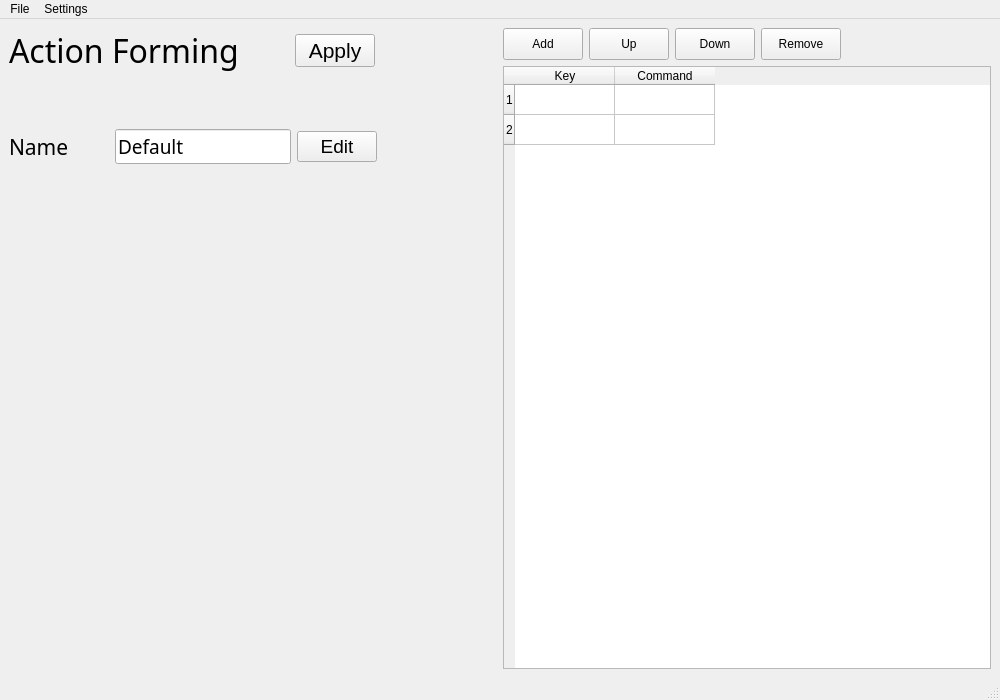
The window that ui/ActionMain.ui (GefoS/Knowledge-Coil) describes before a commit, drawn with Qt 5.
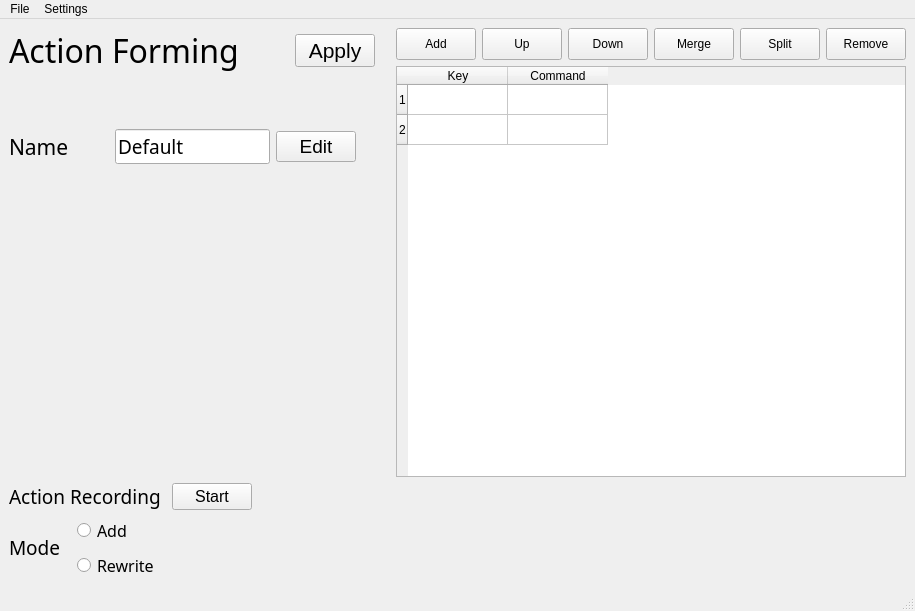
The same window after the commit. Icons and pictures are not drawn.

Commit message: made load settings

What changed in the file:
```diff
--- a/ui/ActionMain.ui
+++ b/ui/ActionMain.ui
@@ -6,14 +6,16 @@
    <rect>
     <x>0</x>
     <y>0</y>
-    <width>1000</width>
-    <height>700</height>
+    <width>909</width>
+    <height>611</height>
    </rect>
   </property>
   <property name="windowTitle">
    <string>MainWindow</string>
   </property>
   <widget class="QWidget" name="centralwidget">
+   <layout class="QVBoxLayout" name="verticalLayout_5">
+    <item>
    <layout class="QHBoxLayout" name="horizontalLayout_4">
     <item>
      <layout class="QVBoxLayout" name="verticalLayout_2">
@@ -196,6 +198,22 @@
       </item>
      </layout>
     </item>
+      <item>
+       <spacer name="horizontalSpacer_10">
+        <property name="orientation">
+         <enum>Qt::Horizontal</enum>
+        </property>
+        <property name="sizeType">
+         <enum>QSizePolicy::Fixed</enum>
+        </property>
+        <property name="sizeHint" stdset="0">
+         <size>
+          <width>15</width>
+          <height>20</height>
+         </size>
+        </property>
+       </spacer>
+      </item>
     <item>
      <layout class="QVBoxLayout" name="verticalLayout">
       <item>
@@ -261,6 +279,44 @@
           </property>
          </widget>
         </item>
+          <item>
+           <widget class="QPushButton" name="btn_merge">
+            <property name="minimumSize">
+             <size>
+              <width>80</width>
+              <height>32</height>
+             </size>
+            </property>
+            <property name="text">
+             <string>Merge</string>
+            </property>
+            <property name="iconSize">
+             <size>
+              <width>25</width>
+              <height>25</height>
+             </size>
+            </property>
+           </widget>
+          </item>
+          <item>
+           <widget class="QPushButton" name="btn_split">
+            <property name="minimumSize">
+             <size>
+              <width>80</width>
+              <height>32</height>
+             </size>
+            </property>
+            <property name="text">
+             <string>Split</string>
+            </property>
+            <property name="iconSize">
+             <size>
+              <width>25</width>
+              <height>25</height>
+             </size>
+            </property>
+           </widget>
+          </item>
         <item>
          <widget class="QPushButton" name="btn_remove">
           <property name="minimumSize">
@@ -343,13 +399,166 @@
      </layout>
     </item>
    </layout>
+    </item>
+    <item>
+     <layout class="QVBoxLayout" name="verticalLayout_3">
+      <item>
+       <layout class="QHBoxLayout" name="horizontalLayout_6">
+        <item>
+         <widget class="QLabel" name="lab_recording_status">
+          <property name="font">
+           <font>
+            <family>Trebuchet MS</family>
+            <pointsize>14</pointsize>
+           </font>
+          </property>
+          <property name="text">
+           <string>Action Recording</string>
+          </property>
+         </widget>
+        </item>
+        <item>
+         <spacer name="horizontalSpacer_9">
+          <property name="orientation">
+           <enum>Qt::Horizontal</enum>
+          </property>
+          <property name="sizeType">
+           <enum>QSizePolicy::Fixed</enum>
+          </property>
+          <property name="sizeHint" stdset="0">
+           <size>
+            <width>5</width>
+            <height>20</height>
+           </size>
+          </property>
+         </spacer>
+        </item>
+        <item>
+         <widget class="QPushButton" name="btn_record">
+          <property name="font">
+           <font>
+            <pointsize>12</pointsize>
+           </font>
+          </property>
+          <property name="text">
+           <string>Start</string>
+          </property>
+         </widget>
+        </item>
+        <item>
+         <spacer name="horizontalSpacer_8">
+          <property name="orientation">
+           <enum>Qt::Horizontal</enum>
+          </property>
+          <property name="sizeHint" stdset="0">
+           <size>
+            <width>40</width>
+            <height>20</height>
+           </size>
+          </property>
+         </spacer>
+        </item>
+       </layout>
+      </item>
+      <item>
+       <layout class="QHBoxLayout" name="horizontalLayout_7">
+        <item>
+         <layout class="QHBoxLayout" name="horizontalLayout_5">
+          <item>
+           <widget class="QLabel" name="label_4">
+            <property name="sizePolicy">
+             <sizepolicy hsizetype="Fixed" vsizetype="Fixed">
+              <horstretch>0</horstretch>
+              <verstretch>0</verstretch>
+             </sizepolicy>
+            </property>
+            <property name="font">
+             <font>
+              <family>Trebuchet MS</family>
+              <pointsize>14</pointsize>
+             </font>
+            </property>
+            <property name="text">
+             <string>Mode</string>
+            </property>
+           </widget>
+          </item>
+          <item>
+           <spacer name="horizontalSpacer_6">
+            <property name="orientation">
+             <enum>Qt::Horizontal</enum>
+            </property>
+            <property name="sizeType">
+             <enum>QSizePolicy::Fixed</enum>
+            </property>
+            <property name="sizeHint" stdset="0">
+             <size>
+              <width>10</width>
+              <height>20</height>
+             </size>
+            </property>
+           </spacer>
+          </item>
+          <item>
+           <layout class="QVBoxLayout" name="verticalLayout_4">
+            <property name="sizeConstraint">
+             <enum>QLayout::SetMaximumSize</enum>
+            </property>
+            <item>
+             <widget class="QRadioButton" name="rbtn_add">
+              <property name="font">
+               <font>
+                <family>Trebuchet MS</family>
+                <pointsize>12</pointsize>
+               </font>
+              </property>
+              <property name="text">
+               <string>Add</string>
+              </property>
+             </widget>
+            </item>
+            <item>
+             <widget class="QRadioButton" name="rbtn_rewrite">
+              <property name="font">
+               <font>
+                <family>Trebuchet MS</family>
+                <pointsize>12</pointsize>
+               </font>
+              </property>
+              <property name="text">
+               <string>Rewrite</string>
+              </property>
+             </widget>
+            </item>
+           </layout>
+          </item>
+         </layout>
+        </item>
+        <item>
+         <spacer name="horizontalSpacer_7">
+          <property name="orientation">
+           <enum>Qt::Horizontal</enum>
+          </property>
+          <property name="sizeHint" stdset="0">
+           <size>
+            <width>40</width>
+            <height>20</height>
+           </size>
+          </property>
+         </spacer>
+        </item>
+       </layout>
+      </item>
+     </layout>
+    </item>
+   </layout>
   </widget>
   <widget class="QMenuBar" name="MenuAdminMain">
    <property name="geometry">
     <rect>
      <x>0</x>
      <y>0</y>
-     <width>1000</width>
+     <width>909</width>
      <height>21</height>
     </rect>
    </property>
```
Left out of the diff: 22 changed lines with no effect on the pictures. Lines whose indentation alone changed are shown as unchanged. The commit also changes 2 other files.
